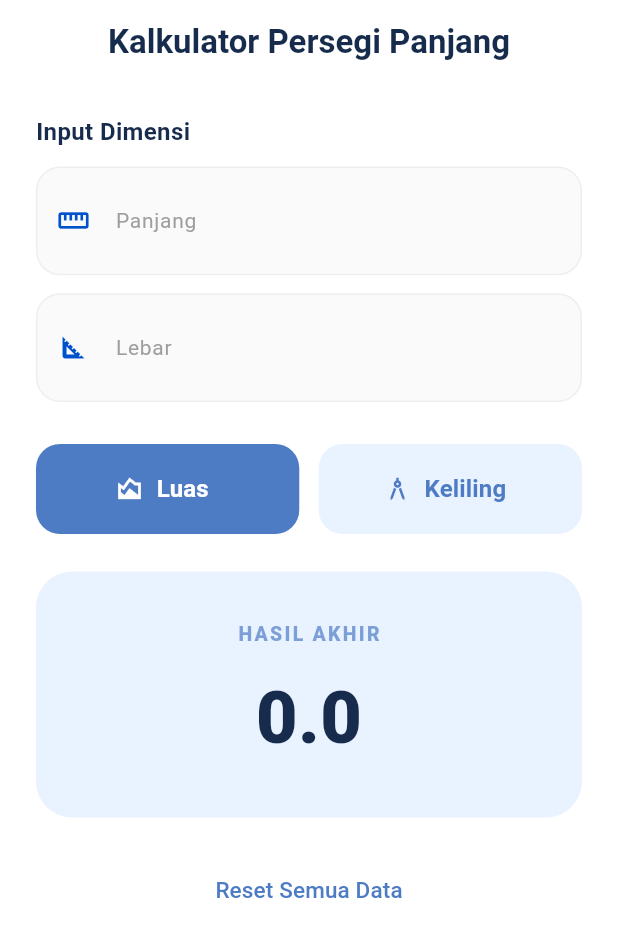
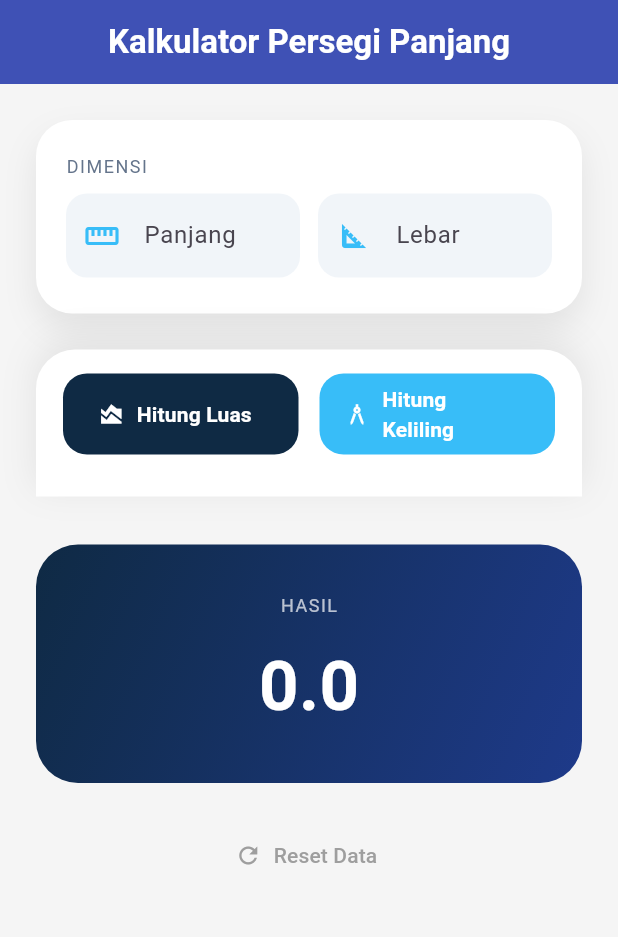
Before and after one commit to arkanaajaaa/kanatesting1, a Flutter app: the screen it shows after launch, on a phone screen of 412 x 824 dp. Shown: the top 937 px of the screen. Run offline on Flutter 3.47's test engine with Material 3 defaults, Android fonts, the phone set to English and light mode, and no system bars; our stand-ins replace flutter_bloc.

Commit message:
fixing the logic and the color

```diff
--- /dev/null
+++ b/lib/Bangun_Datar_Widget.dart
@@ -0,0 +1,201 @@
+import 'package:flutter/material.dart';
+import 'package:flutter/services.dart';
+import 'package:flutter_bloc/flutter_bloc.dart';
+import 'package:kanatesting1/persegi_panjang_bloc.dart';
+
+// === MODERN PRODUCT PALETTE ===
+const Color kPrimary = Color(0xFF0F2A44);
+const Color kAccent = Color(0xFF38BDF8);
+const Color kSurface = Color(0xFFF1F5F9);
+const Color kCard = Color(0xFFFFFFFF);
+const Color kTextDark = Color(0xFF0F172A);
+const Color kTextSoft = Color(0xFF64748B);
+
+class InputCard extends StatelessWidget {
+  final TextEditingController panjangController;
+  final TextEditingController lebarController;
+  final Function(String) onPanjangChanged;
+  final Function(String) onLebarChanged;
+
+  const InputCard({
+    super.key,
+    required this.panjangController,
+    required this.lebarController,
+    required this.onPanjangChanged,
+    required this.onLebarChanged,
+  });
+
+  @override
+  Widget build(BuildContext context) {
+    return Positioned(
+      left: 16,
+      right: 16,
+      bottom: 110,
+      child: Container(
+        padding: const EdgeInsets.fromLTRB(20, 22, 20, 24),
+        decoration: BoxDecoration(
+          color: kCard,
+          borderRadius: BorderRadius.circular(24),
+          boxShadow: [
+            BoxShadow(color: Colors.black.withOpacity(0.08), blurRadius: 18, offset: const Offset(0, 10)),
+          ],
+        ),
+        child: Column(
+          crossAxisAlignment: CrossAxisAlignment.start,
+          children: [
+            const Text("DIMENSI", style: TextStyle(fontSize: 12, letterSpacing: 1, color: kTextSoft)),
+            const SizedBox(height: 10),
+            Row(
+              children: [
+                Expanded(
+                  child: CustomTextField(
+                    label: "Panjang",
+                    icon: Icons.straighten,
+                    controller: panjangController,
+                    onChanged: onPanjangChanged,
+                  ),
+                ),
+                const SizedBox(width: 12),
+                Expanded(
+                  child: CustomTextField(
+                    label: "Lebar",
+                    icon: Icons.square_foot,
+                    controller: lebarController,
+                    onChanged: onLebarChanged,
+                  ),
+                ),
+              ],
+            ),
+          ],
+        ),
+      ),
+    );
+  }
+}
+
+class CustomTextField extends StatelessWidget {
+  final String label;
+  final IconData icon;
+  final TextEditingController controller;
+  final Function(String) onChanged;
+
+  const CustomTextField({
+    super.key,
+    required this.label,
+    required this.icon,
+    required this.controller,
+    required this.onChanged,
+  });
+
+  @override
+  Widget build(BuildContext context) {
+    return TextField(
+      controller: controller,
+      keyboardType: TextInputType.number,
+      inputFormatters: [FilteringTextInputFormatter.allow(RegExp(r'[0-9.]'))],
+      style: const TextStyle(fontWeight: FontWeight.w600, color: kTextDark),
+      decoration: InputDecoration(
+        labelText: label,
+        prefixIcon: Icon(icon, color: kAccent),
+        filled: true,
+        fillColor: kSurface,
+        border: OutlineInputBorder(borderRadius: BorderRadius.circular(14), borderSide: BorderSide.none),
+        focusedBorder: OutlineInputBorder(
+          borderRadius: BorderRadius.circular(14),
+          borderSide: const BorderSide(color: kAccent),
+        ),
+      ),
+      onChanged: onChanged,
+    );
+  }
+}
+
+class ActionButtons extends StatelessWidget {
+  final VoidCallback onLuasPressed;
+  final VoidCallback onKelilingPressed;
+
+  const ActionButtons({super.key, required this.onLuasPressed, required this.onKelilingPressed});
+
+  @override
+  Widget build(BuildContext context) {
+    return Positioned(
+      left: 0,
+      right: 0,
+      bottom: 0,
+      child: Container(
+        padding: const EdgeInsets.fromLTRB(18, 16, 18, 28),
+        decoration: BoxDecoration(
+          color: kCard,
+          borderRadius: const BorderRadius.vertical(top: Radius.circular(26)),
+          boxShadow: [
+            BoxShadow(color: Colors.black.withOpacity(0.08), blurRadius: 20, offset: const Offset(0, -6)),
+          ],
+        ),
+        child: Row(
+          children: [
+            Expanded(child: _buildButton("Hitung Luas", Icons.area_chart, kPrimary, onLuasPressed)),
+            const SizedBox(width: 14),
+            Expanded(child: _buildButton("Hitung Keliling", Icons.architecture, kAccent, onKelilingPressed)),
+          ],
+        ),
+      ),
+    );
+  }
+
+  Widget _buildButton(String text, IconData icon, Color bg, VoidCallback onPressed) {
+    return SizedBox(
+      height: 54,
+      child: ElevatedButton.icon(
+        onPressed: onPressed,
+        icon: Icon(icon, size: 18),
+        label: Text(text, style: const TextStyle(fontWeight: FontWeight.w600)),
+        style: ElevatedButton.styleFrom(
+          backgroundColor: bg,
+          foregroundColor: Colors.white,
+          elevation: 0,
+          shape: RoundedRectangleBorder(borderRadius: BorderRadius.circular(16)),
+        ),
+      ),
+    );
+  }
+}
+
+class ResultDisplay extends StatelessWidget {
+  const ResultDisplay({super.key});
+
+  @override
+  Widget build(BuildContext context) {
+    return Positioned(
+      left: 16,
+      right: 16,
+      top: 90,
+      child: BlocBuilder<PersegiPanjangBloc, PersegiPanjangState>(
+        builder: (context, state) {
+          return Container(
+            padding: const EdgeInsets.symmetric(vertical: 32),
+            decoration: BoxDecoration(
+              gradient: const LinearGradient(
+                colors: [kPrimary, Color(0xFF1E3A8A)],
+                begin: Alignment.topLeft,
+                end: Alignment.bottomRight,
+              ),
+              borderRadius: BorderRadius.circular(28),
+            ),
+            child: Column(
+              children: [
+                const Text("HASIL", style: TextStyle(letterSpacing: 1, fontSize: 12, color: Colors.white70)),
+                const SizedBox(height: 12),
+                Text(
+                  state.hasil
+                      .toStringAsFixed(2)
+                      .replaceAll(RegExp(r"([.]*0)(?!.*\d)"), ""),
+                  style: const TextStyle(fontSize: 46, fontWeight: FontWeight.w700, color: Colors.white),
+                ),
+              ],
+            ),
+          );
+        },
+      ),
+    );
+  }
+}
--- a/lib/bangundatar.dart
+++ b/lib/bangundatar.dart
@@ -1,192 +1,102 @@
+import 'package:kanatesting1/persegi_panjang_bloc.dart';
 import 'package:flutter/material.dart';
+import 'package:flutter_bloc/flutter_bloc.dart';
+import  'Bangun_Datar_Widget.dart';
 
-class BangunDatar extends StatelessWidget {
-  const BangunDatar({super.key});
+class Bangundatar extends StatelessWidget {
+  const Bangundatar({super.key});
 
   @override
   Widget build(BuildContext context) {
-    // Definisi palet warna biru yang nyaman di mata
-    const Color primaryBlue = Color.fromARGB(
-      255,
-      77,
-      124,
-      196,
-    ); // Biru profesional yang bersih
-    const Color softBlue = Color(
-      0xFFE9F2FF,
-    ); // Biru sangat muda untuk background
-    const Color textDark = Color(0xFF172B4D); // Abu-abu sangat gelap untuk teks
-
-    return Scaffold(
-      backgroundColor: Colors.white,
+    return BlocProvider(
+      create: (context) => PersegiPanjangBloc(),
+      child: Scaffold(
+        backgroundColor: const Color(0xFFF5F5F5), // Background abu-abu lembut
         appBar: AppBar(
-        elevation: 0,
-        backgroundColor: Colors.white,
           title: const Text(
             "Kalkulator Persegi Panjang",
-          style: TextStyle(
-            color: textDark,
-            fontWeight: FontWeight.w700,
-            fontSize: 22,
-          ),
+            style: TextStyle(fontWeight: FontWeight.bold),
           ),
           centerTitle: true,
+          backgroundColor: Colors.indigo,
+          foregroundColor: Colors.white,
+          elevation: 0,
         ),
-      body: SingleChildScrollView(
+        body: const _BangunDatarView(),
+      ),
+    );
+  }
+}
+
+class _BangunDatarView extends StatefulWidget {
+  const _BangunDatarView();
+
+  @override
+  State<_BangunDatarView> createState() => _BangunDatarViewState();
+}
+
+class _BangunDatarViewState extends State<_BangunDatarView> {
+  // Controller untuk mengontrol input text
+  final TextEditingController _panjangController = TextEditingController();
+  final TextEditingController _lebarController = TextEditingController();
+
+  @override
+  void dispose() {
+    _panjangController.dispose();
+    _lebarController.dispose();
+    super.dispose();
+  }
+
+  @override
+  Widget build(BuildContext context) {
+    // Mengambil instance bloc untuk menambahkan event
+    final bloc = context.read<PersegiPanjangBloc>();
+
+    return SingleChildScrollView(
       child: Padding(
-          padding: const EdgeInsets.symmetric(horizontal: 24.0),
+        padding: const EdgeInsets.all(24.0),
         child: Column(
-            crossAxisAlignment: CrossAxisAlignment.start,
+          crossAxisAlignment: CrossAxisAlignment.stretch,
           children: [
-              const SizedBox(height: 20),
-
-              // SEKSI INPUT DATA
-              const Text(
-                "Input Dimensi",
-                style: TextStyle(
-                  color: textDark,
-                  fontSize: 16,
-                  fontWeight: FontWeight.w600,
+            // Komponen Input
+            InputCard(
+              panjangController: _panjangController,
+              lebarController: _lebarController,
+              onPanjangChanged: (val) => bloc.add(PanjangChanged(val)),
+              onLebarChanged: (val) => bloc.add(LebarChanged(val)),
             ),
-              ),
-              const SizedBox(height: 12),
-              _buildCleanInput("Panjang", Icons.straighten_outlined),
-              const SizedBox(height: 12),
-              _buildCleanInput("Lebar", Icons.square_foot_outlined),
-
-              const SizedBox(height: 28),
-
-              // TOMBOL AKSI (Menggunakan Expanded untuk layout rapi)
-              Row(
-                children: [
-                  Expanded(
-                    child: _buildElegantButton(
-                      "Luas",
-                      primaryBlue,
-                      Colors.white,
-                      Icons.area_chart_outlined,
-                    ),
-                  ),
-                  const SizedBox(width: 13),
-                  Expanded(
-                    child: _buildElegantButton(
-                      "Keliling",
-                      softBlue,
-                      primaryBlue,
-                      Icons.architecture_outlined,
-                    ),
-                  ),
-                ],
-              ),
-
-              const SizedBox(height: 25),
-
-              // CARD HASIL YANG ELEGAN
-              Container(
-                width: double.infinity,
-                padding: const EdgeInsets.all(32),
-                decoration: BoxDecoration(
-                  color: softBlue,
-                  borderRadius: BorderRadius.circular(24),
-                ),
-                child: Column(
-                  children: [
-                    Text(
-                      "HASIL AKHIR",
-                      style: TextStyle(
-                        color: primaryBlue.withOpacity(0.7),
-                        fontWeight: FontWeight.w800,
-                        letterSpacing: 1.5,
-                        fontSize: 13,
-                      ),
-                    ),
-                    const SizedBox(height: 12),
-                    const Text(
-                      "0.0",
-                      style: TextStyle(
-                        color: textDark,
-                        fontSize: 48,
-                        fontWeight: FontWeight.w800,
-                      ),
-                    ),
-                  ],
-                ),
-              ),
-
             const SizedBox(height: 24),
 
-              // TOMBOL RESET MINIMALIS
+            // Komponen Tombol Aksi
+            ActionButtons(
+              onLuasPressed: () => bloc.add(HitungLuas()),
+              onKelilingPressed: () => bloc.add(HitungKeliling()),
+            ),
+            const SizedBox(height: 32),
+
+            // Komponen Hasil
+            const ResultDisplay(),
+            const SizedBox(height: 24),
+
+            // Reset Button
             Center(
-                child: TextButton(
-                  onPressed: () {},
-                  style: TextButton.styleFrom(
-                    foregroundColor: primaryBlue,
-                    padding: const EdgeInsets.symmetric(
-                      horizontal: 32,
-                      vertical: 12,
-                    ),
-                  ),
-                  child: const Text(
-                    "Reset Semua Data",
-                    style: TextStyle(
-                      fontSize: 15,
-                      fontWeight: FontWeight.w500,
-                      color: primaryBlue,
-                    ),
+              child: TextButton.icon(
+                onPressed: () {
+                  bloc.add(Reset());
+                  // Bersihkan text field saat reset
+                  _panjangController.clear();
+                  _lebarController.clear();
+                },
+                icon: const Icon(Icons.refresh, color: Colors.grey),
+                label: const Text(
+                  "Reset Data",
+                  style: TextStyle(color: Colors.grey),
                 ),
               ),
             ),
           ],
         ),
       ),
-      ),
-    );
-  }
-
-  // Widget Helper untuk Input Field yang Clean
-  Widget _buildCleanInput(String label, IconData icon) {
-    return Container(
-      decoration: BoxDecoration(
-        color: Colors.grey[50],
-        borderRadius: BorderRadius.circular(16),
-        border: Border.all(color: Colors.grey[200]!),
-      ),
-      child: TextField(
-        decoration: InputDecoration(
-          labelText: label,
-          labelStyle: const TextStyle(color: Colors.grey, fontSize: 14),
-          prefixIcon: Icon(icon, color: const Color(0xFF0052CC), size: 22),
-          border: InputBorder.none,
-          contentPadding: const EdgeInsets.symmetric(
-            vertical: 16,
-            horizontal: 20,
-          ),
-        ),
-        keyboardType: TextInputType.number,
-      ),
-    );
-  }
-
-  // Widget Helper untuk Button yang Elegant
-  Widget _buildElegantButton(String label, Color bg, Color fg, IconData icon) {
-    return SizedBox(
-      height: 60,
-      child: ElevatedButton.icon(
-        onPressed: () {},
-        icon: Icon(icon, size: 20),
-        label: Text(
-          label,
-          style: const TextStyle(fontWeight: FontWeight.bold, fontSize: 16),
-        ),
-        style: ElevatedButton.styleFrom(
-          backgroundColor: bg,
-          foregroundColor: fg,
-          elevation: 0,
-          shape: RoundedRectangleBorder(
-            borderRadius: BorderRadius.circular(16),
-          ),
-        ),
-      ),
     );
   }
 }
--- a/lib/main.dart
+++ b/lib/main.dart
@@ -1,5 +1,5 @@
 import 'package:flutter/material.dart';
-import 'package:kanatesting1/bangundatar.dart';
+import 'package:kanatesting1/bangunDatar.dart';
 
 void main() {
   runApp(const MainApp());
@@ -11,7 +11,7 @@ class MainApp extends StatelessWidget {
   @override
   Widget build(BuildContext context) {
     return const MaterialApp(
-      home: BangunDatar(),
+      home: Bangundatar(),
     );
   }
 }
--- /dev/null
+++ b/lib/persegi_panjang_bloc.dart
@@ -0,0 +1,33 @@
+import 'package:flutter_bloc/flutter_bloc.dart';
+import 'package:flutter/foundation.dart';
+import 'package:kanatesting1/persegi_panjang_bloc.dart';
+
+
+
+part 'persegi_panjang_event.dart';
+part 'persegi_panjang_state.dart';
+
+class PersegiPanjangBloc
+    extends Bloc<PersegiPanjangEvent, PersegiPanjangState> {
+  PersegiPanjangBloc() : super(const PersegiPanjangState()) {
+    on<PanjangChanged>((event, emit) {
+      emit(state.copyWith(panjang: double.tryParse(event.panjang) ?? 0));
+    });
+
+    on<LebarChanged>((event, emit) {
+      emit(state.copyWith(lebar: double.tryParse(event.lebar) ?? 0));
+    });
+
+    on<HitungLuas>((event, emit) {
+      emit(state.copyWith(hasil: state.panjang * state.lebar));
+    });
+
+    on<HitungKeliling>((event, emit) {
+      emit(state.copyWith(hasil: 2 * (state.panjang + state.lebar)));
+    });
+
+    on<Reset>((event, emit) {
+      emit(const PersegiPanjangState());
+    });
+  }
+}
--- /dev/null
+++ b/lib/persegi_panjang_event.dart
@@ -0,0 +1,21 @@
+part of 'persegi_panjang_bloc.dart';
+
+
+@immutable
+abstract class PersegiPanjangEvent {}
+
+class PanjangChanged extends PersegiPanjangEvent {
+  final String panjang;
+  PanjangChanged(this.panjang);
+}
+
+class LebarChanged extends PersegiPanjangEvent {
+  final String lebar;
+  LebarChanged(this.lebar);
+}
+
+class HitungLuas extends PersegiPanjangEvent {}
+
+class HitungKeliling extends PersegiPanjangEvent {}
+
+class Reset extends PersegiPanjangEvent {}
--- /dev/null
+++ b/lib/persegi_panjang_state.dart
@@ -0,0 +1,21 @@
+part of 'persegi_panjang_bloc.dart';
+
+class PersegiPanjangState {
+  final double panjang;
+  final double lebar;
+  final double hasil;
+
+  const PersegiPanjangState({this.panjang = 0, this.lebar = 0, this.hasil = 0});
+
+  PersegiPanjangState copyWith({
+    double? panjang,
+    double? lebar,
+    double? hasil,
+  }) {
+    return PersegiPanjangState(
+      panjang: panjang ?? this.panjang,
+      lebar: lebar ?? this.lebar,
+      hasil: hasil ?? this.hasil,
+    );
+  }
+}
--- a/pubspec.yaml
+++ b/pubspec.yaml
@@ -9,6 +9,7 @@ environment:
 dependencies:
   flutter:
     sdk: flutter
+  flutter_bloc: ^9.1.1
 
 dev_dependencies:
   flutter_test:
```
Also changed, not shown: pubspec.lock. Lines whose indentation alone changed are shown as unchanged.
